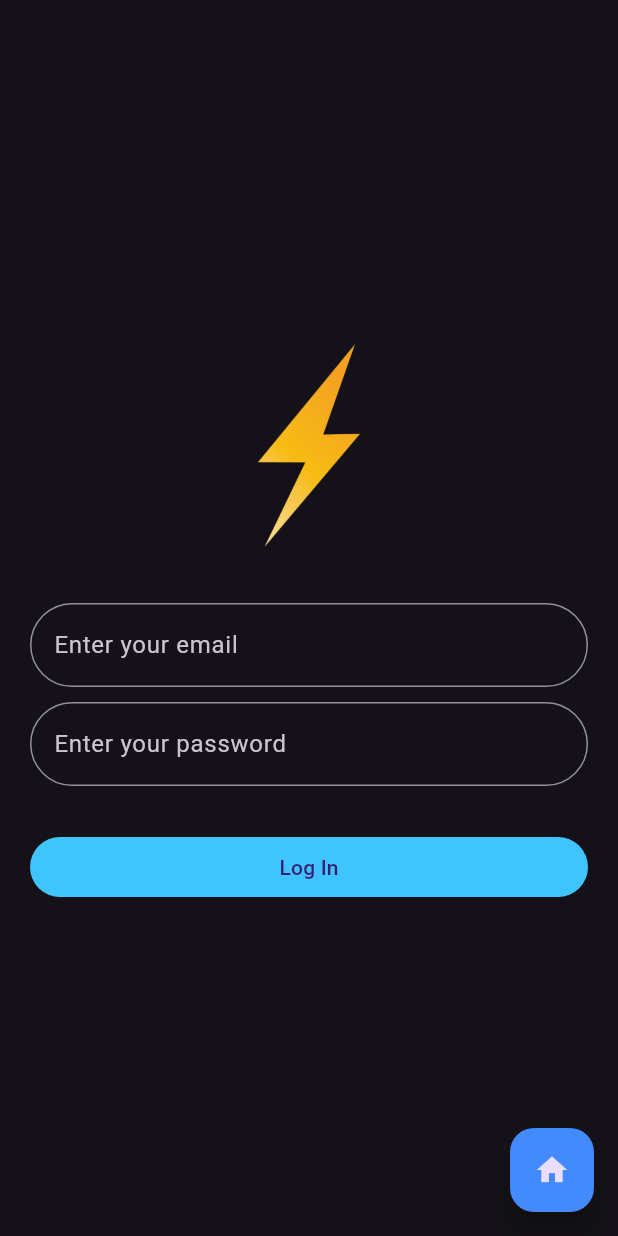
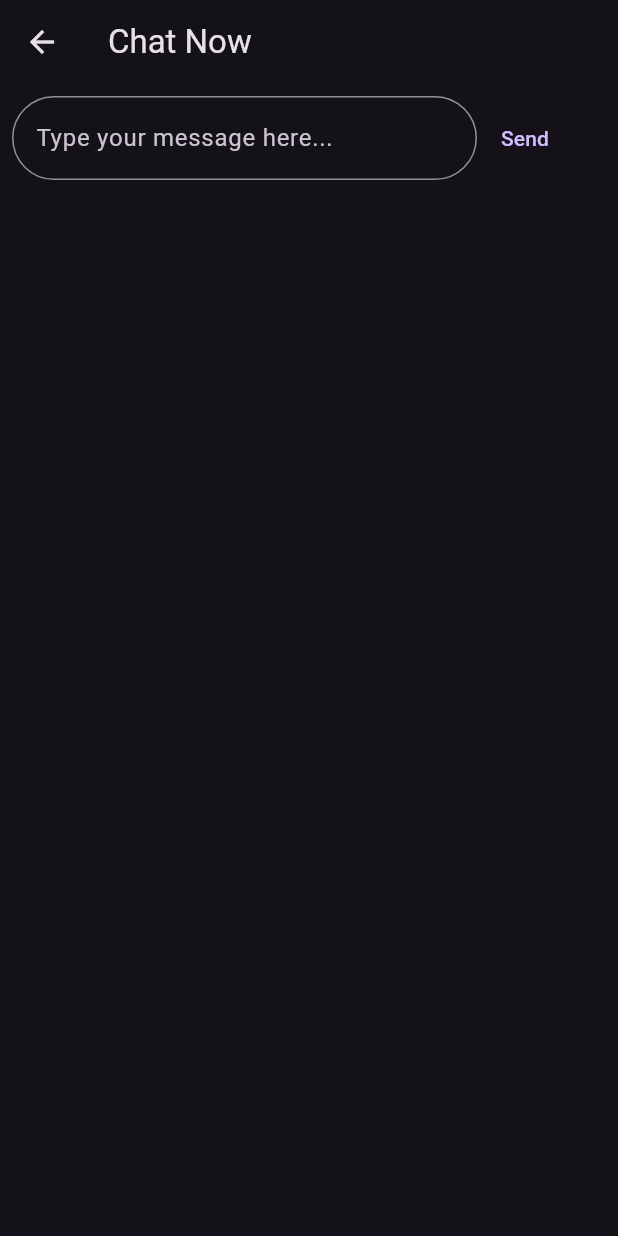
Before and after one commit to Abhishek-J-B-R-I/flashchat1, a Flutter app: the loginpage screen opened by its route, after a tap on "Log In", on a phone screen of 412 x 824 dp. Run offline on Flutter 3.47's test engine with Material 3 defaults, Android fonts, the phone set to English and light mode, and no system bars.

Commit message:
chat screen

```diff
--- a/lib/main.dart
+++ b/lib/main.dart
@@ -1,3 +1,4 @@
+import 'package:untitled1/screen/chat_screen.dart';
 import 'package:untitled1/screen/loginpage.dart';
 import 'package:untitled1/screen/register.dart';
 import 'package:flutter/material.dart';
@@ -25,7 +26,8 @@ class chatapp extends StatelessWidget {
         loginpage.l:(context)=>loginpage(),
         registration.rg:(context)=>registration(),
 
-        Welcomescreen.r:(context)=>Welcomescreen()
+        Welcomescreen.r:(context)=>Welcomescreen(),
+        chat_screen.chatnow:(context)=>chat_screen(),
       },
 
     );
--- /dev/null
+++ b/lib/screen/chat_screen.dart
@@ -0,0 +1,42 @@
+import 'package:flutter/material.dart';
+
+class chat_screen extends StatefulWidget {
+  static String chatnow='chat_screen';
+  //const chat_screen({super.key});
+
+  @override
+  State<chat_screen> createState() => _chat_screenState();
+}
+
+class _chat_screenState extends State<chat_screen> {
+  @override
+  Widget build(BuildContext context) {
+    return Scaffold(
+      appBar: AppBar(
+        title: Text("Chat Now"),
+      ),
+      body: Padding(
+        padding: const EdgeInsets.all(8.0),
+        child: Column(
+          children: [
+            Row(
+              children: [
+                SizedBox(
+                width: 310,
+                  child: TextField(
+                    decoration: InputDecoration(
+                        border: OutlineInputBorder(
+                          borderRadius: BorderRadius.circular(30),
+                        ),
+                        hintText: "Type your message here..."),
+                  ),
+                ),
+                TextButton(onPressed: () {}, child: Text("Send"))
+              ],
+            )
+          ],
+        ),
+      ),
+    );
+  }
+}
--- a/lib/screen/loginpage.dart
+++ b/lib/screen/loginpage.dart
@@ -1,4 +1,5 @@
 import 'package:flutter/material.dart';
+import 'package:untitled1/screen/chat_screen.dart';
 
 class loginpage extends StatefulWidget {
 
@@ -32,6 +33,8 @@ class _loginpageState extends State<loginpage> {
             ),
             SizedBox(height: 30,),
             TextField(
+              keyboardType: TextInputType.emailAddress,
+              textAlign: TextAlign.center,
               decoration: InputDecoration(
                   border: OutlineInputBorder(
                       borderRadius: BorderRadius.circular(
@@ -41,6 +44,9 @@ class _loginpageState extends State<loginpage> {
             ),
             SizedBox(height: 10,),
             TextField(
+              obscureText: true,
+              textAlign: TextAlign.center,
+              //keyboardType: TextInputType.,
               decoration: InputDecoration(
                   border: OutlineInputBorder(
                       borderRadius: BorderRadius.circular(50)),
@@ -50,7 +56,9 @@ class _loginpageState extends State<loginpage> {
             Hero(
               tag: 'lg',
               child: FilledButton(
-                onPressed: () {},
+                onPressed: () {
+                  Navigator.pushNamed(context, chat_screen.chatnow);
+                },
                 child: Text(
                   "Log In",
                 ),
```
Also changed, not shown: lib/screen/register.dart (+21 -11 lines).
